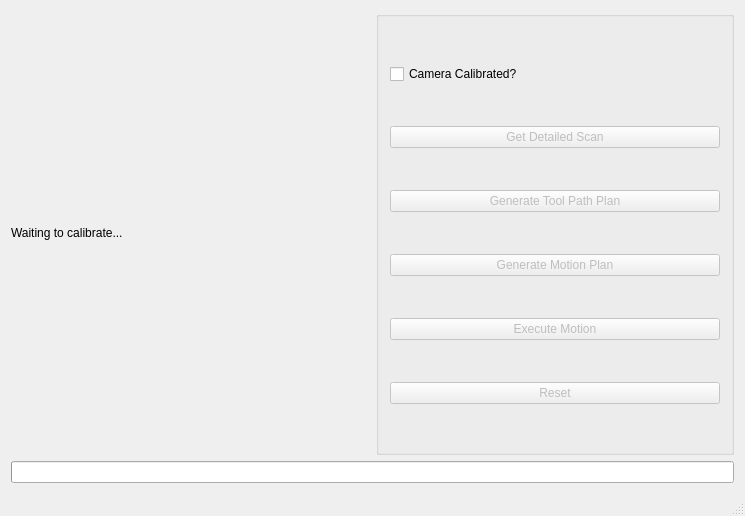
Qt form ros2_ws/src/snp_applicaton/src/rosconwindow.ui (ros-industrial-consortium/scan_n_plan_workshop) before a commit.
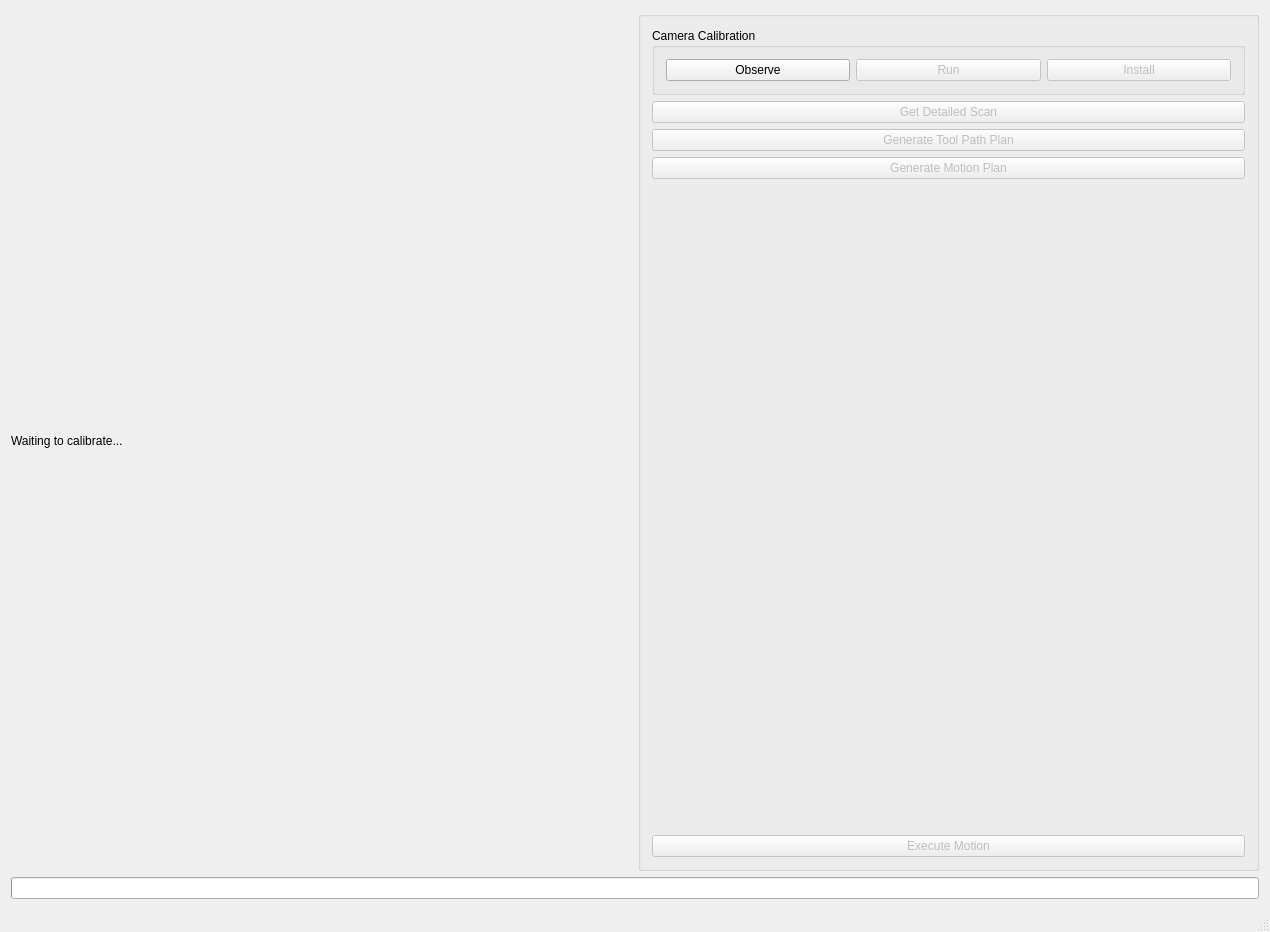
The same form after that commit.

Commit message: GUI now calls calibration services

```diff
--- a/ros2_ws/src/snp_applicaton/src/rosconwindow.ui
+++ b/ros2_ws/src/snp_applicaton/src/rosconwindow.ui
@@ -6,8 +6,8 @@
    <rect>
     <x>0</x>
     <y>0</y>
-    <width>745</width>
-    <height>516</height>
+    <width>1270</width>
+    <height>932</height>
    </rect>
   </property>
   <property name="windowTitle">
@@ -22,13 +22,39 @@
       </property>
       <layout class="QVBoxLayout" name="verticalLayout_2">
        <item>
-        <widget class="QCheckBox" name="calibration_checkbox">
-         <property name="text">
-          <string>Camera Calibrated?</string>
+        <widget class="QGroupBox" name="groupBox">
+         <property name="title">
+          <string>Camera Calibration</string>
          </property>
-         <property name="tristate">
-          <bool>false</bool>
-         </property>
+         <layout class="QHBoxLayout" name="horizontalLayout">
+          <item>
+           <widget class="QPushButton" name="observe_button">
+            <property name="text">
+             <string>Observe</string>
+            </property>
+           </widget>
+          </item>
+          <item>
+           <widget class="QPushButton" name="run_calibration_button">
+            <property name="enabled">
+             <bool>false</bool>
+            </property>
+            <property name="text">
+             <string>Run</string>
+            </property>
+           </widget>
+          </item>
+          <item>
+           <widget class="QPushButton" name="install_calibration_button">
+            <property name="enabled">
+             <bool>false</bool>
+            </property>
+            <property name="text">
+             <string>Install</string>
+            </property>
+           </widget>
+          </item>
+         </layout>
         </widget>
        </item>
        <item>
@@ -61,6 +87,19 @@
          </property>
         </widget>
        </item>
+       <item>
+        <spacer name="verticalSpacer">
+         <property name="orientation">
+          <enum>Qt::Vertical</enum>
+         </property>
+         <property name="sizeHint" stdset="0">
+          <size>
+           <width>20</width>
+           <height>40</height>
+          </size>
+         </property>
+        </spacer>
+       </item>
        <item>
         <widget class="QPushButton" name="execute_button">
          <property name="enabled">
@@ -71,16 +110,6 @@
          </property>
         </widget>
        </item>
-       <item>
-        <widget class="QPushButton" name="reset_button">
-         <property name="enabled">
-          <bool>false</bool>
-         </property>
-         <property name="text">
-          <string>Reset</string>
-         </property>
-        </widget>
-       </item>
       </layout>
      </widget>
     </item>
```
Left out of the diff: 38 changed lines with no effect on the pictures. The commit also changes 4 other files.
